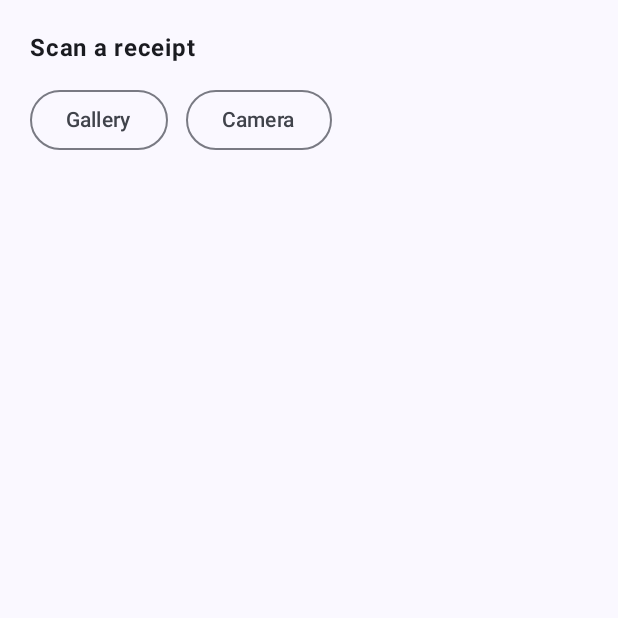
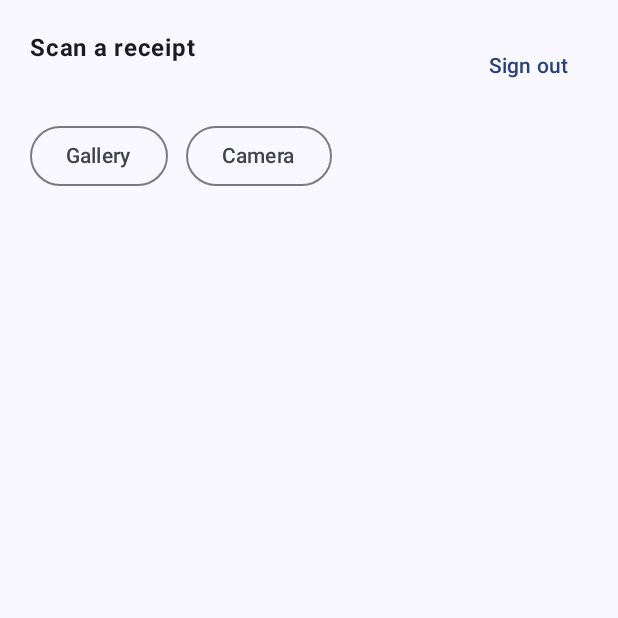
Before and after one commit to Naush-zd/SmartSpend-ai, an Android app built with Jetpack Compose: the composable ScanScreen called with empty values, after a tap on "Gallery", on a phone screen of 412 x 824 dp, the top half of it. Run offline under Robolectric (Android 15) with nearby library versions, the light colour scheme and no system bars; pictures from the network do not load.

Commit message:
Persist and restore auth session across app restarts
Observe Supabase's sessionStatus flow and gate the root UI on it: show a
splash while the session loads from storage, then route to Home if a session
was restored or to the login screen otherwise. supabase-kt already persists
the session on Android; the app just needed to react to the restored state
instead of always starting at login. Adds a Sign out action.

Verified: sign in, cold relaunch lands on Home, sign out returns to login.

```diff
--- a/Android/app/src/main/java/dev/nausheen/smartspend/scan/ScanScreen.kt
+++ b/Android/app/src/main/java/dev/nausheen/smartspend/scan/ScanScreen.kt
@@ -35,6 +35,7 @@ import dev.nausheen.smartspend.data.model.ScanResult
 fun ScanScreen(
     accessToken: String?,
     modifier: Modifier = Modifier,
+    onSignOut: () -> Unit = {},
     vm: ScanViewModel = viewModel(),
 ) {
     val context = LocalContext.current
@@ -67,7 +68,13 @@ fun ScanScreen(
             .padding(20.dp),
         verticalArrangement = Arrangement.spacedBy(12.dp),
     ) {
-        Text("Scan a receipt", fontWeight = FontWeight.Bold)
+        Row(
+            modifier = Modifier.fillMaxWidth(),
+            horizontalArrangement = Arrangement.SpaceBetween,
+        ) {
+            Text("Scan a receipt", fontWeight = FontWeight.Bold)
+            androidx.compose.material3.TextButton(onClick = onSignOut) { Text("Sign out") }
+        }
 
         Row(horizontalArrangement = Arrangement.spacedBy(12.dp)) {
             OutlinedButton(onClick = {
```
Also changed, not shown: Android/app/src/main/java/dev/nausheen/smartspend/MainActivity.kt (+24 -14 lines), Android/app/src/main/java/dev/nausheen/smartspend/auth/AuthViewModel.kt (+27 -0 lines).
